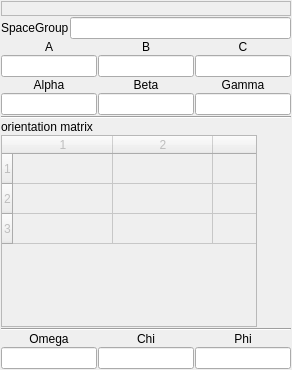
First picture: the form in CrystalWidget.ui, repository BackupTheBerlios/clip-svn, before the edit.
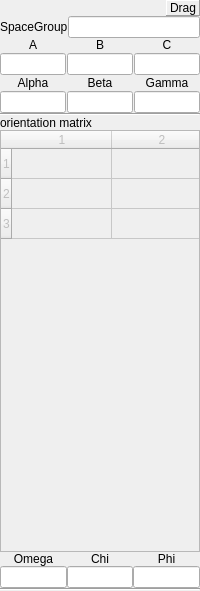
Second picture: the form after the edit. Icons and pictures are not drawn. Custom widgets are drawn as their Qt base class.

Diff of the .ui file:
```diff
--- a/CrystalWidget.ui
+++ b/CrystalWidget.ui
@@ -5,8 +5,8 @@
    <rect>
     <x>0</x>
     <y>0</y>
-    <width>292</width>
-    <height>370</height>
+    <width>200</width>
+    <height>591</height>
    </rect>
   </property>
   <property name="sizePolicy" >
@@ -15,27 +15,56 @@
     <verstretch>0</verstretch>
    </sizepolicy>
   </property>
+  <property name="minimumSize" >
+   <size>
+    <width>200</width>
+    <height>0</height>
+   </size>
+  </property>
   <property name="windowTitle" >
    <string>Form</string>
   </property>
   <layout class="QGridLayout" name="gridLayout" >
    <property name="margin" >
-    <number>1</number>
+    <number>0</number>
    </property>
    <property name="spacing" >
-    <number>1</number>
+    <number>0</number>
    </property>
-   <item row="0" column="0" >
-    <widget class="QFrame" name="toolbar" >
+   <item row="0" column="0" colspan="3" >
+    <layout class="QHBoxLayout" name="horizontalLayout" >
+     <item>
+      <widget class="ToolBar" native="1" name="toolBar" >
+       <property name="sizePolicy" >
+        <sizepolicy vsizetype="Preferred" hsizetype="Expanding" >
+         <horstretch>0</horstretch>
+         <verstretch>0</verstretch>
+        </sizepolicy>
+       </property>
+      </widget>
+     </item>
+     <item>
+      <widget class="QLabel" name="dragStart" >
+       <property name="sizePolicy" >
+        <sizepolicy vsizetype="Maximum" hsizetype="Maximum" >
+         <horstretch>0</horstretch>
+         <verstretch>0</verstretch>
+        </sizepolicy>
+       </property>
      <property name="frameShape" >
-      <enum>QFrame::StyledPanel</enum>
+        <enum>QFrame::Panel</enum>
      </property>
      <property name="frameShadow" >
       <enum>QFrame::Raised</enum>
      </property>
-    </widget>
-   </item>
-   <item row="1" column="0" >
+       <property name="text" >
+        <string>Drag</string>
+       </property>
+      </widget>
+     </item>
+    </layout>
+   </item>
+   <item row="1" column="0" colspan="3" >
     <layout class="QHBoxLayout" >
      <item>
       <widget class="QLabel" name="label_7" >
@@ -52,7 +81,7 @@
      </item>
     </layout>
    </item>
-   <item row="2" column="0" >
+   <item row="2" column="0" colspan="3" >
     <layout class="QHBoxLayout" >
      <property name="spacing" >
       <number>1</number>
@@ -203,31 +232,25 @@
      </item>
     </layout>
    </item>
-   <item row="3" column="0" >
+   <item row="3" column="0" colspan="3" >
     <widget class="Line" name="line_2" >
      <property name="orientation" >
       <enum>Qt::Horizontal</enum>
      </property>
     </widget>
    </item>
-   <item row="4" column="0" >
+   <item row="4" column="0" colspan="3" >
     <widget class="QLabel" name="label_9" >
      <property name="text" >
       <string>orientation matrix</string>
      </property>
     </widget>
    </item>
-   <item row="5" column="0" >
+   <item row="5" column="0" colspan="3" >
     <widget class="QTableWidget" name="orientationMatrix" >
      <property name="enabled" >
       <bool>false</bool>
      </property>
-     <property name="sizePolicy" >
-      <sizepolicy vsizetype="Maximum" hsizetype="Maximum" >
-       <horstretch>0</horstretch>
-       <verstretch>0</verstretch>
-      </sizepolicy>
-     </property>
      <property name="verticalScrollBarPolicy" >
       <enum>Qt::ScrollBarAlwaysOff</enum>
      </property>
@@ -258,18 +281,6 @@
     </widget>
    </item>
    <item row="6" column="0" >
-    <widget class="Line" name="line" >
-     <property name="orientation" >
-      <enum>Qt::Horizontal</enum>
-     </property>
-    </widget>
-   </item>
-   <item row="7" column="0" >
-    <layout class="QHBoxLayout" >
-     <property name="spacing" >
-      <number>1</number>
-     </property>
-     <item>
       <layout class="QVBoxLayout" >
        <item>
         <widget class="QLabel" name="label_8" >
@@ -295,7 +306,7 @@
        </item>
       </layout>
      </item>
-     <item>
+   <item row="6" column="1" >
       <layout class="QVBoxLayout" >
        <item>
         <widget class="QLabel" name="label_10" >
@@ -321,7 +332,7 @@
        </item>
       </layout>
      </item>
-     <item>
+   <item row="6" column="2" >
       <layout class="QVBoxLayout" >
        <item>
         <widget class="QLabel" name="label_12" >
@@ -347,10 +358,23 @@
        </item>
       </layout>
      </item>
-    </layout>
+   <item row="7" column="0" colspan="3" >
+    <widget class="Line" name="line" >
+     <property name="orientation" >
+      <enum>Qt::Horizontal</enum>
+     </property>
+    </widget>
    </item>
   </layout>
  </widget>
+ <customwidgets>
+  <customwidget>
+   <class>ToolBar</class>
+   <extends>QWidget</extends>
+   <header>Tools.h</header>
+   <container>1</container>
+  </customwidget>
+ </customwidgets>
  <tabstops>
   <tabstop>SpaceGroup</tabstop>
   <tabstop>latticeA</tabstop>
```
Left out of the diff: 10 changed lines with no effect on the pictures. Lines whose indentation alone changed are shown as unchanged.
